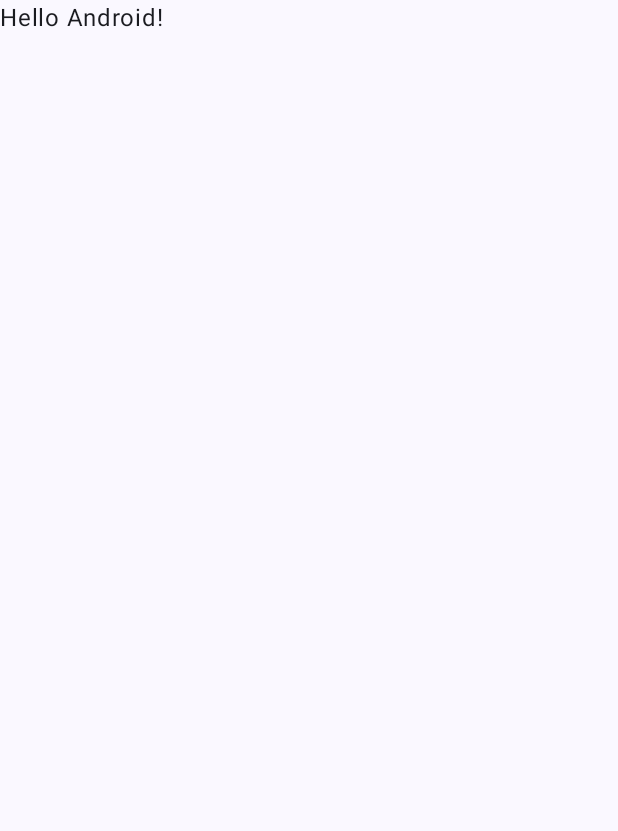
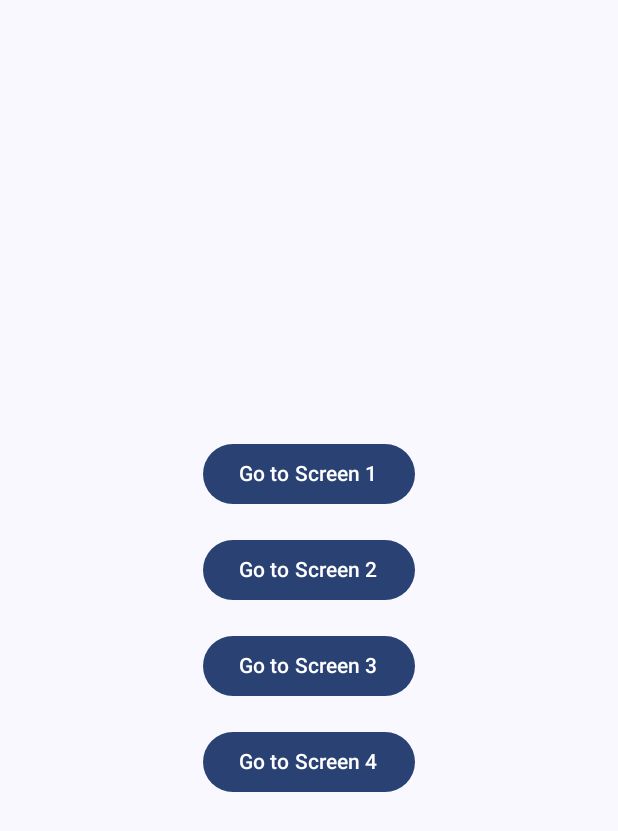
Before and after one commit to kdt-teamtrack/teamtrack, an Android app built with Jetpack Compose: the screen it shows after launch (MainActivity), on a phone screen of 412 x 824 dp. Before the commit the part shown is almost empty. Shown: the top 831 px of the screen. Run offline under Robolectric (Android 15) with nearby library versions, the phone set to English and light mode, and no system bars.

Commit message:
기본 스크린 4장 추가

```diff
--- a/app/build.gradle.kts
+++ b/app/build.gradle.kts
@@ -66,4 +66,8 @@ dependencies {
     androidTestImplementation(libs.androidx.ui.test.junit4)
     debugImplementation(libs.androidx.ui.tooling)
     debugImplementation(libs.androidx.ui.test.manifest)
+
+    implementation ("androidx.navigation:navigation-compose:2.7.7")
+    implementation ("androidx.hilt:hilt-navigation-compose:1.2.0")
+
 }
--- a/app/src/main/java/com/teamtrack/teamtrack/MainActivity.kt
+++ b/app/src/main/java/com/teamtrack/teamtrack/MainActivity.kt
@@ -4,13 +4,17 @@ import android.os.Bundle
 import androidx.activity.ComponentActivity
 import androidx.activity.compose.setContent
 import androidx.activity.enableEdgeToEdge
-import androidx.compose.foundation.layout.fillMaxSize
-import androidx.compose.foundation.layout.padding
+import androidx.compose.foundation.layout.*
+import androidx.compose.material3.Button
 import androidx.compose.material3.Scaffold
 import androidx.compose.material3.Text
 import androidx.compose.runtime.Composable
 import androidx.compose.ui.Modifier
 import androidx.compose.ui.tooling.preview.Preview
+import androidx.compose.ui.unit.dp
+import androidx.navigation.compose.NavHost
+import androidx.navigation.compose.composable
+import androidx.navigation.compose.rememberNavController
 import com.teamtrack.teamtrack.ui.theme.MyApplicationTheme
 
 class MainActivity : ComponentActivity() {
@@ -19,11 +23,19 @@ class MainActivity : ComponentActivity() {
         enableEdgeToEdge()
         setContent {
             MyApplicationTheme {
+                val navController = rememberNavController()
                 Scaffold(modifier = Modifier.fillMaxSize()) { innerPadding ->
-                    Greeting(
-                        name = "Android",
+                    NavHost(
+                        navController = navController,
+                        startDestination = "main",
                         modifier = Modifier.padding(innerPadding)
-                    )
+                    ) {
+                        composable("main") { MainScreen(navController) }
+                        composable("screen1") { Screen1() }
+                        composable("screen2") { Screen2() }
+                        composable("screen3") { Screen3() }
+                        composable("screen4") { Screen4() }
+                    }
                 }
             }
         }
@@ -31,17 +43,109 @@ class MainActivity : ComponentActivity() {
 }
 
 @Composable
-fun Greeting(name: String, modifier: Modifier = Modifier) {
+fun MainScreen(navController: androidx.navigation.NavHostController) {
+    Column(
+        modifier = Modifier
+            .fillMaxSize()
+            .padding(16.dp),
+        verticalArrangement = Arrangement.Center,
+        horizontalAlignment = androidx.compose.ui.Alignment.CenterHorizontally
+    ) {
+        Button(
+            onClick = { navController.navigate("screen1") },
+            modifier = Modifier.padding(8.dp)
+        ) {
+            Text("Go to Screen 1")
+        }
+        Button(
+            onClick = { navController.navigate("screen2") },
+            modifier = Modifier.padding(8.dp)
+        ) {
+            Text("Go to Screen 2")
+        }
+        Button(
+            onClick = { navController.navigate("screen3") },
+            modifier = Modifier.padding(8.dp)
+        ) {
+            Text("Go to Screen 3")
+        }
+        Button(
+            onClick = { navController.navigate("screen4") },
+            modifier = Modifier.padding(8.dp)
+        ) {
+            Text("Go to Screen 4")
+        }
+    }
+}
+
+@Composable
+fun Screen1() {
     Text(
-        text = "Hello $name!",
-        modifier = modifier
+        text = "This is Screen 1",
+        modifier = Modifier.fillMaxSize()
+    )
+}
+
+@Composable
+fun Screen2() {
+    Text(
+        text = "This is Screen 2",
+        modifier = Modifier.fillMaxSize()
+    )
+}
+
+@Composable
+fun Screen3() {
+    Text(
+        text = "This is Screen 3",
+        modifier = Modifier.fillMaxSize()
+    )
+}
+
+@Composable
+fun Screen4() {
+    Text(
+        text = "This is Screen 4",
+        modifier = Modifier.fillMaxSize()
     )
 }
 
 @Preview(showBackground = true)
 @Composable
-fun GreetingPreview() {
+fun MainScreenPreview() {
     MyApplicationTheme {
-        Greeting("Android")
+        MainScreen(rememberNavController())
     }
 }
+
+@Preview(showBackground = true)
+@Composable
+fun Screen1Preview() {
+    MyApplicationTheme {
+        Screen1()
+    }
+}
+
+@Preview(showBackground = true)
+@Composable
+fun Screen2Preview() {
+    MyApplicationTheme {
+        Screen2()
+    }
+}
+
+@Preview(showBackground = true)
+@Composable
+fun Screen3Preview() {
+    MyApplicationTheme {
+        Screen3()
+    }
+}
+
+@Preview(showBackground = true)
+@Composable
+fun Screen4Preview() {
+    MyApplicationTheme {
+        Screen4()
+    }
+}
```
